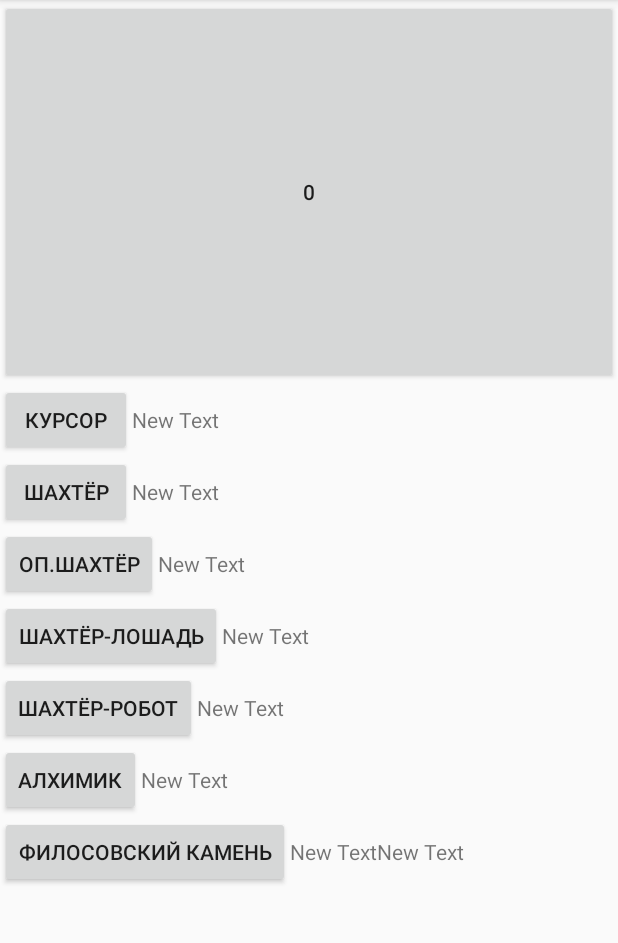
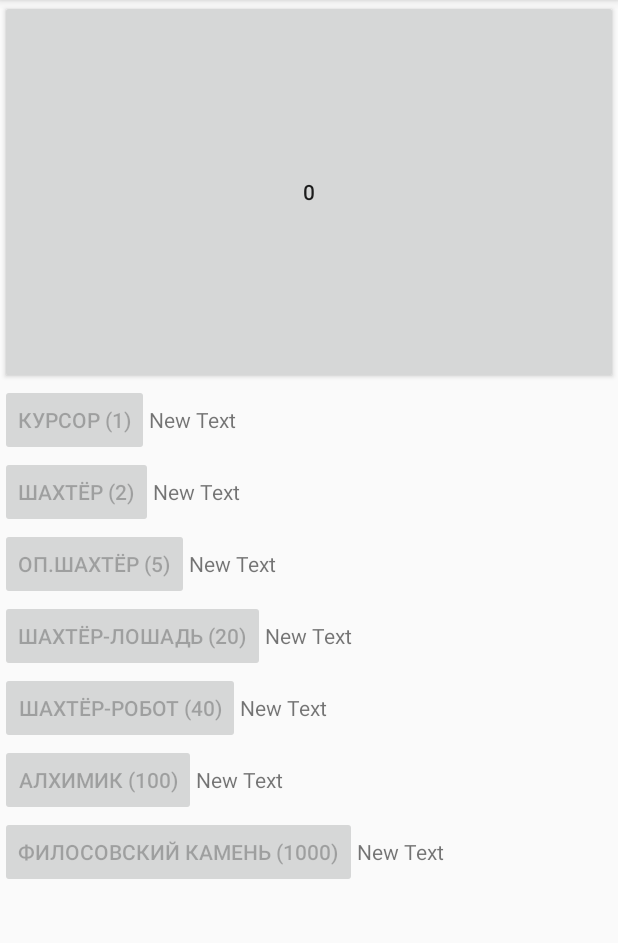
Before and after one commit to AppCampSiberia/Clicker, an Android app: the screen it shows after launch (MainActivity), on a phone screen of 412 x 824 dp, the part 84-1027 px from its top. Run offline under Robolectric (Android 15) with nearby library versions, the phone set to English and light mode, and no system bars.

Commit message:
добавлена автодобыча

```diff
--- a/app/src/main/java/ru/appcampsiberia/clicker/MainActivity.java
+++ b/app/src/main/java/ru/appcampsiberia/clicker/MainActivity.java
@@ -18,6 +18,13 @@ public class MainActivity extends AppCompatActivity {
 
     MineThread mineThread;
     Button buttonClick;
+    Button buttonCursor;
+    Button buttonShahter;
+    Button buttonOpitniyshahter;
+    Button buttonShahterloshadi;
+    Button buttonShahterrobot;
+    Button buttonAlhimik;
+    Button buttonFilosovskykameni;
 
     @Override
     protected void onCreate(@Nullable Bundle savedInstanceState) {
@@ -34,11 +41,11 @@ public class MainActivity extends AppCompatActivity {
             @Override
             public void onClick(View v) {
                 clickCount++;
-                buttonClick.setText(Long.toString(clickCount));
+                render();
             }
         });
 
-        final Button buttonCursor = (Button) findViewById(R.id.buttonCursor);
+        buttonCursor = (Button) findViewById(R.id.buttonCursor);
         buttonCursor.setOnClickListener(new View.OnClickListener() {
             @Override
             public void onClick(View v) {
@@ -46,7 +53,7 @@ public class MainActivity extends AppCompatActivity {
             }
         });
 
-        final Button buttonShahter = (Button) findViewById(R.id.buttonShahter);
+        buttonShahter = (Button) findViewById(R.id.buttonShahter);
         buttonShahter .setOnClickListener(new View.OnClickListener() {
             @Override
             public void onClick(View v) {
@@ -54,7 +61,7 @@ public class MainActivity extends AppCompatActivity {
             }
         });
 
-        final Button buttonOpitniyshahter = (Button) findViewById(R.id.buttonOpitniyshahter);
+        buttonOpitniyshahter = (Button) findViewById(R.id.buttonOpitniyshahter);
         buttonOpitniyshahter .setOnClickListener(new View.OnClickListener() {
             @Override
             public void onClick(View v) {
@@ -62,7 +69,7 @@ public class MainActivity extends AppCompatActivity {
             }
         });
 
-        final Button buttonShahterloshadi = (Button) findViewById(R.id.buttonShahterloshadi);
+        buttonShahterloshadi = (Button) findViewById(R.id.buttonShahterloshadi);
         buttonShahterloshadi .setOnClickListener(new View.OnClickListener() {
             @Override
             public void onClick(View v) {
@@ -70,21 +77,21 @@ public class MainActivity extends AppCompatActivity {
             }
         });
 
-        final Button buttonShahterrobot = (Button) findViewById(R.id.buttonShahterrobot);
+        buttonShahterrobot = (Button) findViewById(R.id.buttonShahterrobot);
         buttonShahterrobot .setOnClickListener(new View.OnClickListener() {
             @Override
             public void onClick(View v) {
                 mineThread.buy(5);
             }
         });
-        final Button buttonAlhimik = (Button) findViewById(R.id.buttonAlhimik);
+        buttonAlhimik = (Button) findViewById(R.id.buttonAlhimik);
         buttonAlhimik .setOnClickListener(new View.OnClickListener() {
             @Override
             public void onClick(View v) {
                 mineThread.buy(6);
             }
         });
-        final Button buttonFilosovskykameni = (Button) findViewById(R.id.buttonFilosovskykameni);
+        buttonFilosovskykameni = (Button) findViewById(R.id.buttonFilosovskykameni);
         buttonFilosovskykameni .setOnClickListener(new View.OnClickListener() {
             @Override
             public void onClick(View v) {
@@ -98,7 +105,43 @@ public class MainActivity extends AppCompatActivity {
              @Override
              public void run() {
                  buttonClick.setText(Long.toString(clickCount));
+
+                 if (clickCount >= 20) {
+                     buttonCursor.setEnabled(true);
+                 } else {
+                     buttonCursor.setEnabled(false);
+                 }
+                 if (clickCount >= 100) {
+                     buttonShahter.setEnabled(true);
+                 } else {
+                     buttonShahter.setEnabled(false);
+                 }
+                 if (clickCount >= 1000) {
+                     buttonOpitniyshahter.setEnabled(true);
+                 } else {
+                     buttonOpitniyshahter.setEnabled(false);
+                 }
+                 if (clickCount >= 15000) {
+                     buttonShahterloshadi.setEnabled(true);
+                 } else {
+                     buttonShahterloshadi.setEnabled(false);
              }
+                 if (clickCount >= 510000) {
+                     buttonShahterrobot.setEnabled(true);
+                 } else {
+                     buttonShahterrobot.setEnabled(false);
+                 }
+                 if (clickCount >= 2500000) {
+                     buttonAlhimik.setEnabled(true);
+                 } else {
+                     buttonAlhimik.setEnabled(false);
+                 }
+                 if (clickCount >= 6000000) {
+                     buttonFilosovskykameni.setEnabled(true);
+                 } else {
+                     buttonFilosovskykameni.setEnabled(false);
+                 }
+         }
          });
      }
 }
--- a/app/src/main/res/layout/activity_main.xml
+++ b/app/src/main/res/layout/activity_main.xml
@@ -32,7 +32,7 @@
                         android:id="@+id/buttonCursor"
                         android:layout_width="wrap_content"
                         android:layout_height="wrap_content"
-                        android:text="курсор" />
+                        android:text="курсор (1)" />
 
                     <TextView
                         android:id="@+id/textView"
@@ -57,7 +57,7 @@
                         android:id="@+id/buttonShahter"
                         android:layout_width="wrap_content"
                         android:layout_height="wrap_content"
-                        android:text="шахтёр" />
+                        android:text="шахтёр (2)" />
 
                     <TextView
                         android:id="@+id/textView1"
@@ -80,7 +80,7 @@
                         android:id="@+id/buttonOpitniyshahter"
                         android:layout_width="wrap_content"
                         android:layout_height="wrap_content"
-                        android:text="ОП.шахтёр" />
+                        android:text="ОП.шахтёр (5)" />
 
                     <TextView
                         android:id="@+id/textView2"
@@ -105,7 +105,7 @@
                         android:id="@+id/buttonShahterloshadi"
                         android:layout_width="wrap_content"
                         android:layout_height="wrap_content"
-                        android:text="шахтёр-лошадь" />
+                        android:text="шахтёр-лошадь (20)" />
 
                     <TextView
                         android:id="@+id/textView3"
@@ -130,7 +130,7 @@
                         android:id="@+id/buttonShahterrobot"
                         android:layout_width="wrap_content"
                         android:layout_height="wrap_content"
-                        android:text="шахтёр-робот" />
+                        android:text="шахтёр-робот (40)" />
 
                     <TextView
                         android:id="@+id/textView4"
@@ -155,7 +155,7 @@
                         android:id="@+id/buttonAlhimik"
                         android:layout_width="wrap_content"
                         android:layout_height="wrap_content"
-                        android:text="алхимик" />
+                        android:text="алхимик (100)" />
 
                     <TextView
                         android:id="@+id/textView5"
@@ -181,19 +181,13 @@
                         android:id="@+id/buttonFilosovskykameni"
                         android:layout_width="wrap_content"
                         android:layout_height="wrap_content"
-                        android:text="филосовский камень" />
+                        android:text="филосовский камень (1000)" />
 
                     <TextView
                         android:id="@+id/textView6"
                         android:layout_width="wrap_content"
                         android:layout_height="wrap_content"
                         android:text="New Text" />
-
-                    <TextView
-                        android:layout_width="wrap_content"
-                        android:layout_height="wrap_content"
-                        android:text="New Text"
-                        android:id="@+id/textView7" />
 
                 </LinearLayout>
 
```
Also changed, not shown: app/src/main/java/ru/appcampsiberia/clicker/MineThread.java (+28 -9 lines).
